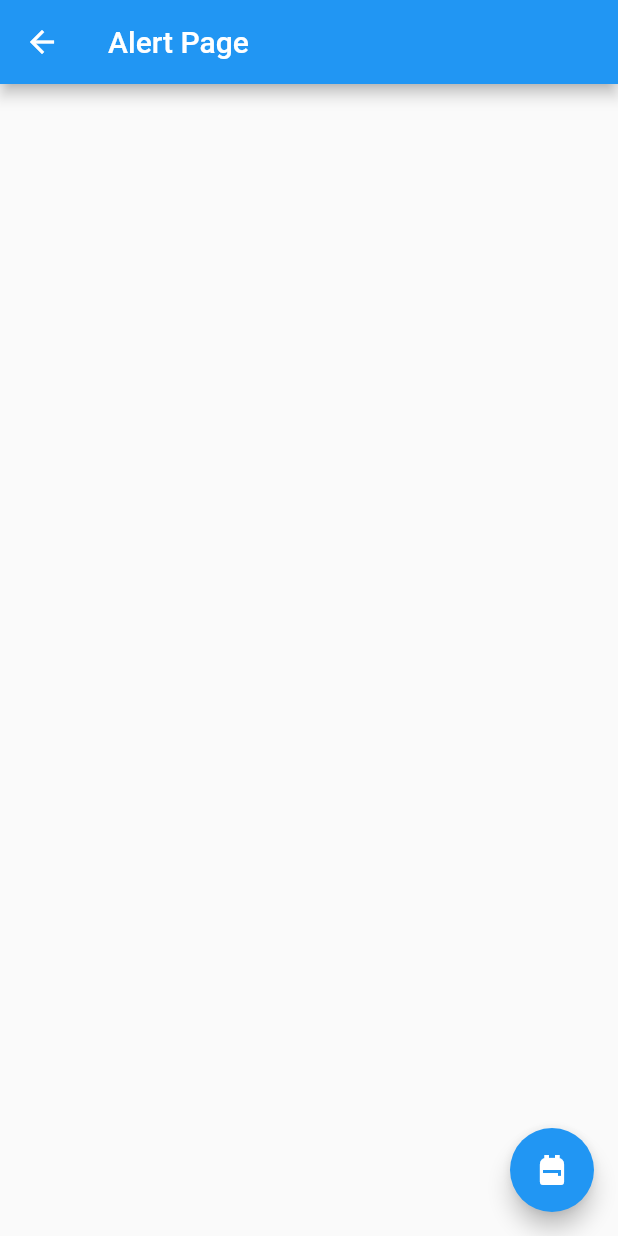
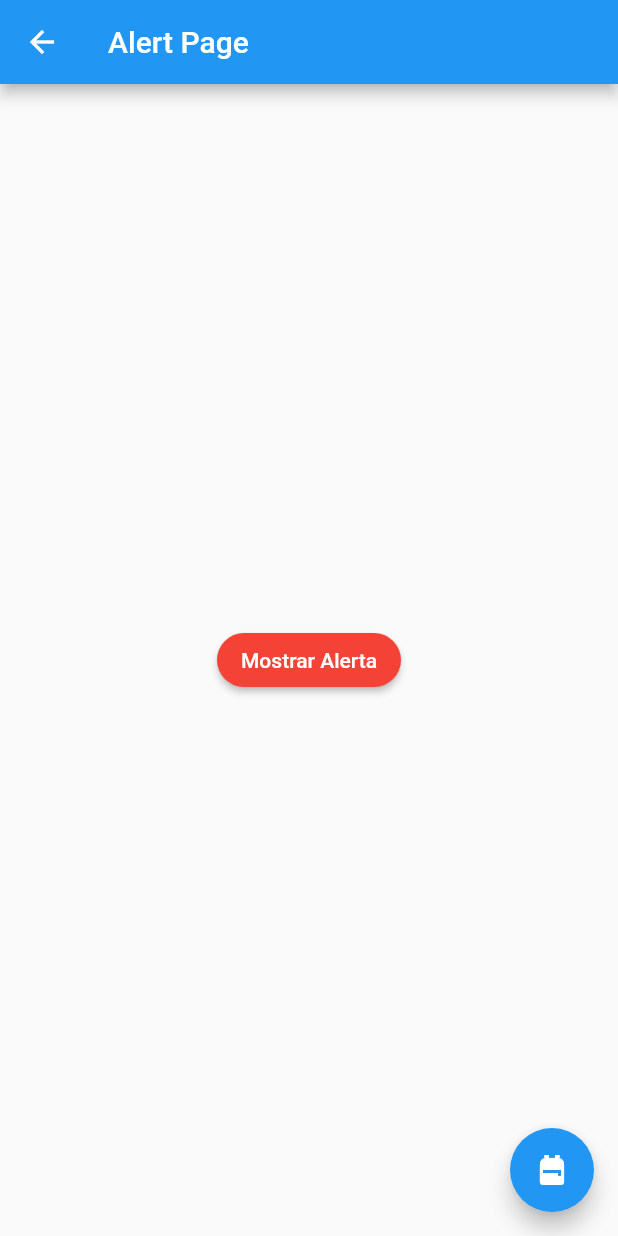
Before and after one commit to Viqui-Alaro/ComponentesFlutter2021, a Flutter app: the AlertPage screen opened by its route, on a phone screen of 412 x 824 dp. Run offline on Flutter 3.47's test engine with Material 2 defaults, Android fonts, the phone set to English and light mode, and no system bars.

Commit message:
implementacion de una alerta personalizada

```diff
--- a/lib/src/pages/alert_page.dart
+++ b/lib/src/pages/alert_page.dart
@@ -12,6 +12,16 @@ import 'package:flutter/material.dart';
       appBar: AppBar(
         title: Text('Alert Page'),
       ),
+      body: Center(
+        child: ElevatedButton(
+          onPressed:()=> _mostrarAlert(context),
+          child: Text('Mostrar Alerta'),
+          style: ElevatedButton.styleFrom(
+            primary: Colors.red,
+            shape: StadiumBorder()
+          ),
+          )
+      ),
       floatingActionButton: FloatingActionButton(
         child: Icon(Icons.backpack),
         onPressed: (){
@@ -20,4 +30,17 @@ import 'package:flutter/material.dart';
       ),
     );
   }
+
+  void _mostrarAlert(BuildContext context){
+    showDialog(
+      context: context,
+      barrierDismissible: true,
+      builder: (context){
+        return AlertDialog(
+          title: Text('Titulo'),
+          content: Text('Contenido'),
+        );
+      }
+    );
+  }
 }
```
